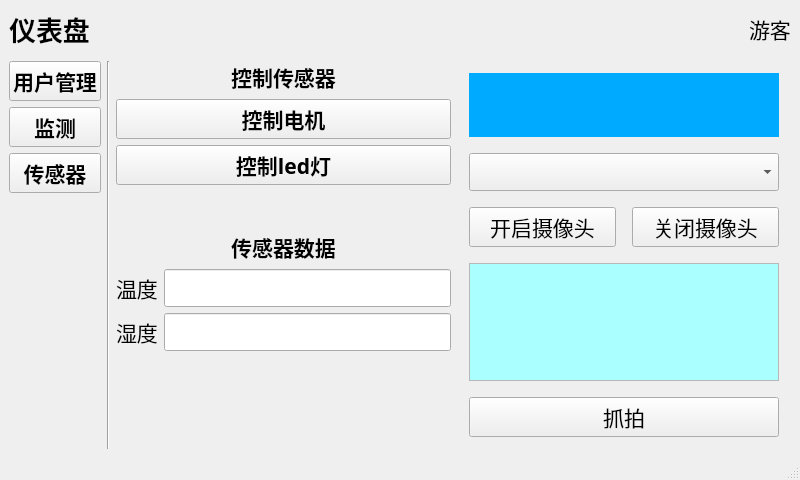
Above: mainwin.ui from JinJieBeWater/oceanSystem before the change. Below: the same form after it.
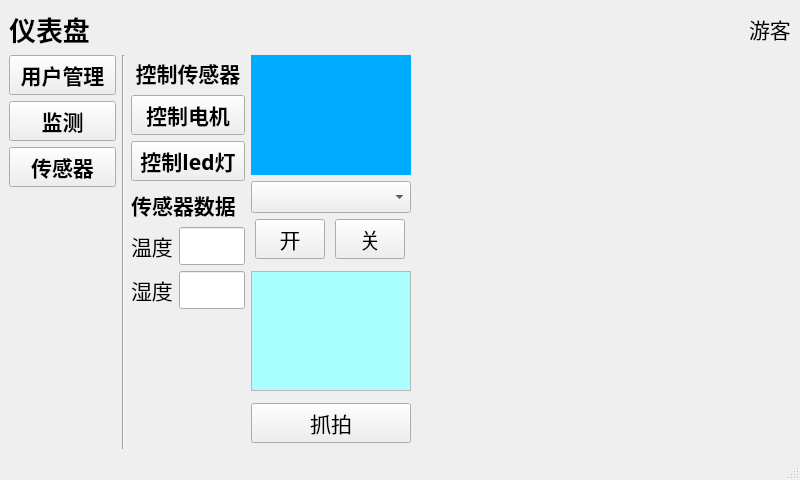
That is the form after the change.

Commit message: ✨ chore: 更新 .gitignore 文件以简化构建目录的忽略规则；添加 VSCode 配置文件中更多的文件关联以支持 C++ 标准库；重构 mainwin 窗口的 UI 布局，确保摄像头显示区域和快照区域的正确初始化；更新 oceanSystem.pro.user 文件以修正路径大小写和配置项。

Diff of the .ui file:
```diff
--- a/mainwin.ui
+++ b/mainwin.ui
@@ -10,14 +10,24 @@
     <height>480</height>
    </rect>
   </property>
+  <property name="minimumSize">
+   <size>
+    <width>800</width>
+    <height>480</height>
+   </size>
+  </property>
+  <property name="maximumSize">
+   <size>
+    <width>800</width>
+    <height>480</height>
+   </size>
+  </property>
   <property name="windowTitle">
    <string>仪表盘</string>
   </property>
   <widget class="QWidget" name="centralwidget">
-   <layout class="QVBoxLayout" name="verticalLayout_6">
-    <item>
-     <layout class="QHBoxLayout" name="horizontalLayout_3">
-      <item>
+   <layout class="QGridLayout" name="gridLayout_2">
+    <item row="0" column="0">
        <widget class="QLabel" name="title">
         <property name="sizePolicy">
          <sizepolicy hsizetype="Preferred" vsizetype="Maximum">
@@ -41,20 +51,23 @@
         </property>
        </widget>
       </item>
-      <item>
+    <item row="0" column="1" colspan="6">
        <spacer name="horizontalSpacer">
         <property name="orientation">
          <enum>Qt::Horizontal</enum>
         </property>
+      <property name="sizeType">
+       <enum>QSizePolicy::Expanding</enum>
+      </property>
         <property name="sizeHint" stdset="0">
          <size>
-          <width>40</width>
+        <width>606</width>
           <height>20</height>
          </size>
         </property>
        </spacer>
       </item>
-      <item>
+    <item row="0" column="7">
        <widget class="QLabel" name="usernameLabel">
         <property name="sizePolicy">
          <sizepolicy hsizetype="Maximum" vsizetype="Preferred">
@@ -73,14 +86,7 @@
         </property>
        </widget>
       </item>
-     </layout>
-    </item>
-    <item>
-     <widget class="QWidget" name="widget" native="true"/>
-    </item>
-    <item>
-     <layout class="QHBoxLayout" name="horizontalLayout_5">
-      <item>
+    <item row="1" column="0" colspan="2">
        <layout class="QVBoxLayout" name="verticalLayout_3">
         <item>
          <widget class="QPushButton" name="userManageButton">
@@ -151,32 +157,17 @@
           </property>
          </widget>
         </item>
-        <item>
-         <spacer name="verticalSpacer_2">
-          <property name="orientation">
-           <enum>Qt::Vertical</enum>
-          </property>
-          <property name="sizeHint" stdset="0">
-           <size>
-            <width>20</width>
-            <height>40</height>
-           </size>
-          </property>
-         </spacer>
-        </item>
-       </layout>
-      </item>
-      <item>
+     </layout>
+    </item>
+    <item row="1" column="2" rowspan="4">
        <widget class="Line" name="line">
         <property name="orientation">
          <enum>Qt::Vertical</enum>
         </property>
        </widget>
       </item>
-      <item>
-       <layout class="QHBoxLayout" name="horizontalLayout">
-        <item>
-         <layout class="QVBoxLayout" name="verticalLayout_4">
+    <item row="1" column="3" rowspan="3" colspan="2">
+     <layout class="QVBoxLayout" name="verticalLayout_2">
           <item>
            <layout class="QVBoxLayout" name="verticalLayout">
             <item>
@@ -245,27 +236,14 @@
               </property>
              </widget>
             </item>
-            <item>
-             <spacer name="verticalSpacer">
-              <property name="orientation">
-               <enum>Qt::Vertical</enum>
-              </property>
-              <property name="sizeHint" stdset="0">
-               <size>
-                <width>20</width>
-                <height>40</height>
-               </size>
-              </property>
-             </spacer>
-            </item>
            </layout>
           </item>
           <item>
-           <layout class="QVBoxLayout" name="verticalLayout_2">
-            <item>
+       <layout class="QGridLayout" name="gridLayout">
+        <item row="0" column="0" colspan="2">
              <widget class="QLabel" name="label">
               <property name="sizePolicy">
-               <sizepolicy hsizetype="Preferred" vsizetype="Maximum">
+           <sizepolicy hsizetype="Maximum" vsizetype="Maximum">
                 <horstretch>0</horstretch>
                 <verstretch>0</verstretch>
                </sizepolicy>
@@ -286,10 +264,14 @@
               </property>
              </widget>
             </item>
-            <item>
-             <layout class="QHBoxLayout" name="horizontalLayout_4">
-              <item>
+        <item row="1" column="0">
                <widget class="QLabel" name="label_3">
+          <property name="sizePolicy">
+           <sizepolicy hsizetype="Maximum" vsizetype="Preferred">
+            <horstretch>0</horstretch>
+            <verstretch>0</verstretch>
+           </sizepolicy>
+          </property>
                 <property name="font">
                  <font>
                   <family>隶书</family>
@@ -301,12 +283,24 @@
                 </property>
                </widget>
               </item>
-              <item>
+        <item row="1" column="1">
                <widget class="QLineEdit" name="lineEdit">
+          <property name="sizePolicy">
+           <sizepolicy hsizetype="Maximum" vsizetype="Fixed">
+            <horstretch>0</horstretch>
+            <verstretch>0</verstretch>
+           </sizepolicy>
+          </property>
                 <property name="minimumSize">
                  <size>
                   <width>0</width>
-                  <height>28</height>
+            <height>36</height>
+           </size>
+          </property>
+          <property name="maximumSize">
+           <size>
+            <width>80</width>
+            <height>16777215</height>
                  </size>
                 </property>
                 <property name="font">
@@ -317,12 +311,14 @@
                 </property>
                </widget>
               </item>
-             </layout>
-            </item>
-            <item>
-             <layout class="QHBoxLayout" name="horizontalLayout_2">
-              <item>
+        <item row="2" column="0">
                <widget class="QLabel" name="label_4">
+          <property name="sizePolicy">
+           <sizepolicy hsizetype="Maximum" vsizetype="Preferred">
+            <horstretch>0</horstretch>
+            <verstretch>0</verstretch>
+           </sizepolicy>
+          </property>
                 <property name="font">
                  <font>
                   <family>隶书</family>
@@ -334,14 +330,26 @@
                 </property>
                </widget>
               </item>
-              <item>
+        <item row="2" column="1">
                <widget class="QLineEdit" name="lineEdit_2">
+          <property name="sizePolicy">
+           <sizepolicy hsizetype="Maximum" vsizetype="Fixed">
+            <horstretch>0</horstretch>
+            <verstretch>0</verstretch>
+           </sizepolicy>
+          </property>
                 <property name="minimumSize">
                  <size>
                   <width>0</width>
                   <height>28</height>
                  </size>
                 </property>
+          <property name="maximumSize">
+           <size>
+            <width>80</width>
+            <height>16777215</height>
+           </size>
+          </property>
                 <property name="font">
                  <font>
                   <family>隶书</family>
@@ -354,58 +362,26 @@
             </item>
            </layout>
           </item>
-          <item>
-           <spacer name="verticalSpacer_3">
-            <property name="orientation">
-             <enum>Qt::Vertical</enum>
-            </property>
-            <property name="sizeHint" stdset="0">
-             <size>
-              <width>20</width>
-              <height>40</height>
-             </size>
-            </property>
-           </spacer>
-          </item>
-         </layout>
-        </item>
-        <item>
-         <layout class="QVBoxLayout" name="verticalLayout_5">
-          <property name="spacing">
-           <number>16</number>
-          </property>
-          <property name="leftMargin">
-           <number>12</number>
-          </property>
-          <property name="topMargin">
-           <number>12</number>
-          </property>
-          <property name="rightMargin">
-           <number>12</number>
-          </property>
-          <property name="bottomMargin">
-           <number>12</number>
-          </property>
-          <item>
-           <layout class="QVBoxLayout" name="cameraLayout">
+    <item row="1" column="5" rowspan="2">
+     <layout class="QVBoxLayout" name="verticalLayout_4">
             <item>
              <widget class="QWidget" name="cameraDisplay" native="true">
               <property name="sizePolicy">
-               <sizepolicy hsizetype="Expanding" vsizetype="Expanding">
+         <sizepolicy hsizetype="Fixed" vsizetype="Fixed">
                 <horstretch>0</horstretch>
                 <verstretch>0</verstretch>
                </sizepolicy>
               </property>
               <property name="minimumSize">
                <size>
-                <width>0</width>
-                <height>0</height>
+          <width>160</width>
+          <height>120</height>
                </size>
               </property>
               <property name="maximumSize">
                <size>
-                <width>800</width>
-                <height>16777215</height>
+          <width>160</width>
+          <height>120</height>
                </size>
               </property>
               <property name="styleSheet">
@@ -415,6 +391,12 @@
             </item>
             <item>
              <widget class="QComboBox" name="cameraComboBox">
+        <property name="sizePolicy">
+         <sizepolicy hsizetype="Ignored" vsizetype="Fixed">
+          <horstretch>0</horstretch>
+          <verstretch>0</verstretch>
+         </sizepolicy>
+        </property>
               <property name="minimumSize">
                <size>
                 <width>0</width>
@@ -430,30 +412,56 @@
              </widget>
             </item>
             <item>
-             <layout class="QHBoxLayout" name="cameraControlLayout">
+       <layout class="QHBoxLayout" name="horizontalLayout">
               <item>
                <widget class="QPushButton" name="openCameraButton">
+          <property name="sizePolicy">
+           <sizepolicy hsizetype="Maximum" vsizetype="Fixed">
+            <horstretch>0</horstretch>
+            <verstretch>0</verstretch>
+           </sizepolicy>
+          </property>
+          <property name="maximumSize">
+           <size>
+            <width>70</width>
+            <height>16777215</height>
+           </size>
+          </property>
                 <property name="font">
                  <font>
                   <family>隶书</family>
                   <pointsize>16</pointsize>
+            <kerning>false</kerning>
                  </font>
                 </property>
                 <property name="text">
-                 <string>开启摄像头</string>
+           <string>开</string>
                 </property>
                </widget>
               </item>
               <item>
                <widget class="QPushButton" name="closeCameraButton">
+          <property name="sizePolicy">
+           <sizepolicy hsizetype="Maximum" vsizetype="Fixed">
+            <horstretch>0</horstretch>
+            <verstretch>0</verstretch>
+           </sizepolicy>
+          </property>
+          <property name="maximumSize">
+           <size>
+            <width>70</width>
+            <height>16777215</height>
+           </size>
+          </property>
                 <property name="font">
                  <font>
                   <family>隶书</family>
                   <pointsize>16</pointsize>
+            <kerning>false</kerning>
                  </font>
                 </property>
                 <property name="text">
-                 <string>关闭摄像头</string>
+           <string>关</string>
                 </property>
                </widget>
               </item>
@@ -461,26 +469,52 @@
             </item>
            </layout>
           </item>
-          <item>
-           <layout class="QVBoxLayout" name="snapLayout">
-            <item>
+    <item row="1" column="6" rowspan="2">
+     <spacer name="horizontalSpacer_2">
+      <property name="orientation">
+       <enum>Qt::Horizontal</enum>
+      </property>
+      <property name="sizeHint" stdset="0">
+       <size>
+        <width>248</width>
+        <height>20</height>
+       </size>
+      </property>
+     </spacer>
+    </item>
+    <item row="2" column="1" rowspan="3">
+     <spacer name="verticalSpacer_2">
+      <property name="orientation">
+       <enum>Qt::Vertical</enum>
+      </property>
+      <property name="sizeHint" stdset="0">
+       <size>
+        <width>20</width>
+        <height>241</height>
+       </size>
+      </property>
+     </spacer>
+    </item>
+    <item row="3" column="5" rowspan="2">
+     <layout class="QGridLayout" name="gridLayout_3">
+      <item row="0" column="0">
              <widget class="QScrollArea" name="snapShotScrollArea">
               <property name="sizePolicy">
-               <sizepolicy hsizetype="Expanding" vsizetype="Expanding">
+         <sizepolicy hsizetype="Fixed" vsizetype="Fixed">
                 <horstretch>0</horstretch>
                 <verstretch>0</verstretch>
                </sizepolicy>
               </property>
               <property name="minimumSize">
                <size>
-                <width>0</width>
-                <height>0</height>
+          <width>160</width>
+          <height>120</height>
                </size>
               </property>
               <property name="maximumSize">
                <size>
-                <width>800</width>
-                <height>16777215</height>
+          <width>160</width>
+          <height>120</height>
                </size>
               </property>
               <property name="horizontalScrollBarPolicy">
@@ -494,8 +528,8 @@
                 <rect>
                  <x>0</x>
                  <y>0</y>
-                 <width>304</width>
-                 <height>109</height>
+           <width>158</width>
+           <height>118</height>
                 </rect>
                </property>
                <property name="sizePolicy">
@@ -507,11 +541,10 @@
                <property name="styleSheet">
                 <string notr="true">background-color: rgb(170, 255, 255);</string>
                </property>
-               <layout class="QVBoxLayout" name="snapImageLayout"/>
               </widget>
              </widget>
             </item>
-            <item>
+      <item row="1" column="0">
              <widget class="QPushButton" name="snapButton">
               <property name="font">
                <font>
@@ -526,11 +559,31 @@
             </item>
            </layout>
           </item>
-         </layout>
-        </item>
-       </layout>
-      </item>
-     </layout>
+    <item row="4" column="4">
+     <spacer name="verticalSpacer">
+      <property name="orientation">
+       <enum>Qt::Vertical</enum>
+      </property>
+      <property name="sizeHint" stdset="0">
+       <size>
+        <width>20</width>
+        <height>137</height>
+       </size>
+      </property>
+     </spacer>
+    </item>
+    <item row="3" column="6">
+     <spacer name="horizontalSpacer_3">
+      <property name="orientation">
+       <enum>Qt::Horizontal</enum>
+      </property>
+      <property name="sizeHint" stdset="0">
+       <size>
+        <width>40</width>
+        <height>20</height>
+       </size>
+      </property>
+     </spacer>
     </item>
    </layout>
   </widget>
```
Lines whose indentation alone changed are shown as unchanged. The commit also changes 4 other files.
